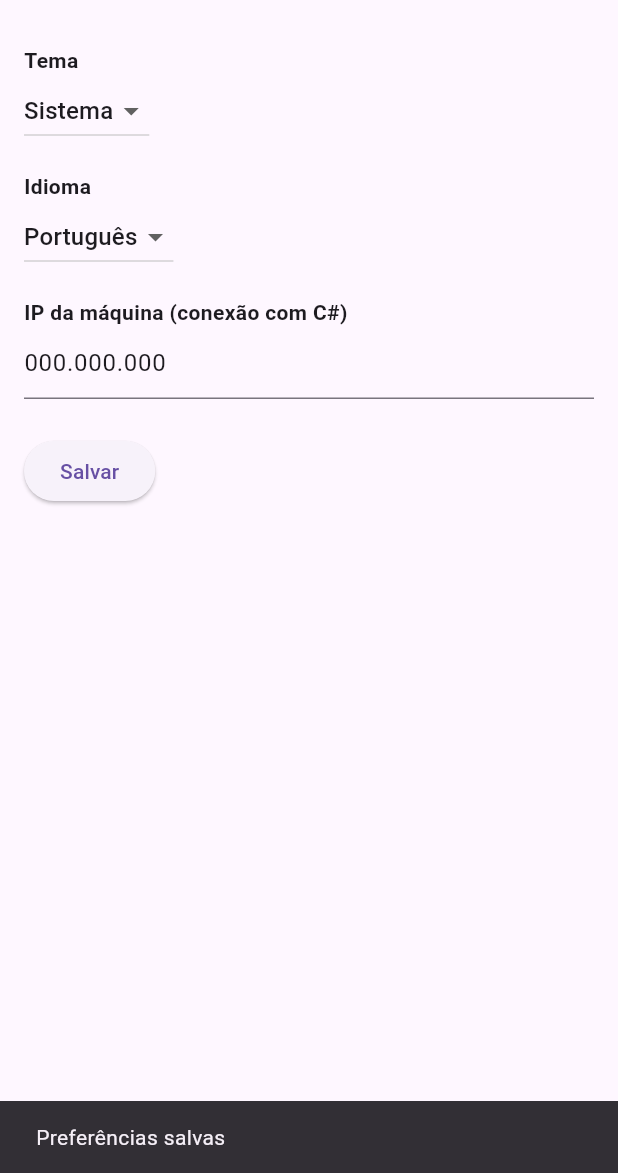
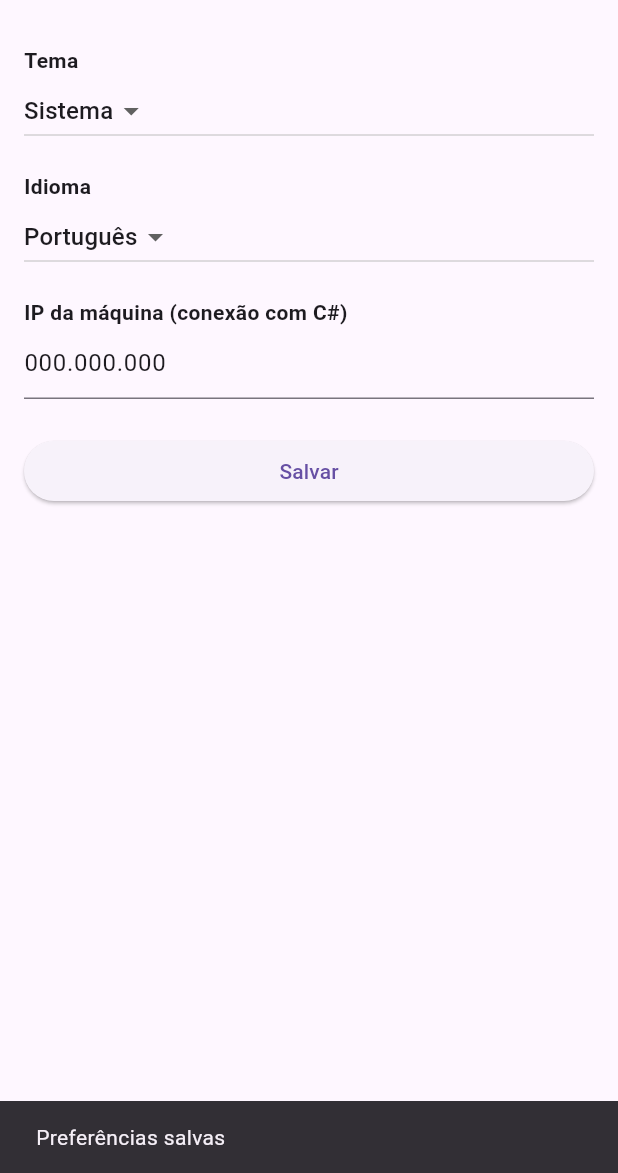
Before and after one commit to kawamotomarcela/TDL_Lembretes, a Flutter app: the SettingsPage screen opened by its route, after a tap on "Salvar", on a phone screen of 412 x 824 dp, the part 63-1236 px from its top. Run offline on Flutter 3.47's test engine with Material 3 defaults, Android fonts, the light colour scheme and no system bars; our stand-ins replace fl_chart, flutter_multi_formatter, google_fonts, shared_preferences, sqflite, table_calendar; accounts and stored records are empty.

Commit message:
Adiciona suporte a múltiplos idiomas (pt/en) e ajustes em configurações

```diff
--- a/Frontend/lib/main.dart
+++ b/Frontend/lib/main.dart
@@ -2,15 +2,23 @@ import 'package:flutter/material.dart';
 import 'package:flutter_localizations/flutter_localizations.dart';
 import 'package:intl/date_symbol_data_local.dart';
 import 'package:provider/provider.dart';
+import 'package:shared_preferences/shared_preferences.dart';
 
+import 'generated/l10n.dart';
 import 'routes/app_routes.dart';
 import 'providers/task_provider.dart';
 import 'providers/usuario_provider.dart';
 import 'providers/theme_provider.dart';
+import 'providers/locale_provider.dart';
 
 void main() async {
   WidgetsFlutterBinding.ensureInitialized();
   await initializeDateFormatting('pt_BR', null);
+
+  // Carregar idioma salvo
+  final prefs = await SharedPreferences.getInstance();
+  final langCode = prefs.getString('language') ?? 'pt';
+  final initialLocale = langCode == 'pt' ? const Locale('pt', 'BR') : Locale(langCode);
 
   runApp(
     MultiProvider(
@@ -18,6 +26,7 @@ void main() async {
         ChangeNotifierProvider(create: (_) => ThemeProvider()),
         ChangeNotifierProvider(create: (_) => TaskProvider()),
         ChangeNotifierProvider(create: (_) => UsuarioProvider()),
+        ChangeNotifierProvider(create: (_) => LocaleProvider(initialLocale)),
       ],
       child: const MyApp(),
     ),
@@ -30,6 +39,7 @@ class MyApp extends StatelessWidget {
   @override
   Widget build(BuildContext context) {
     final themeProvider = Provider.of<ThemeProvider>(context);
+    final localeProvider = Provider.of<LocaleProvider>(context);
 
     return MaterialApp(
       title: 'TDL Lembretes',
@@ -37,18 +47,16 @@ class MyApp extends StatelessWidget {
       theme: ThemeData.light(),
       darkTheme: ThemeData.dark(),
       themeMode: themeProvider.themeMode,
-      initialRoute: AppRoutes.login,
-      routes: AppRoutes.routes,
-      locale: const Locale('pt', 'BR'),
-      supportedLocales: const [
-        Locale('pt', 'BR'),
-        Locale('en', 'US'),
-      ],
+      locale: localeProvider.locale,
       localizationsDelegates: const [
+        S.delegate,
         GlobalMaterialLocalizations.delegate,
         GlobalWidgetsLocalizations.delegate,
         GlobalCupertinoLocalizations.delegate,
       ],
+      supportedLocales: S.delegate.supportedLocales,
+      initialRoute: AppRoutes.login,
+      routes: AppRoutes.routes,
     );
   }
 }
--- a/Frontend/lib/pages/profile/profile_page.dart
+++ b/Frontend/lib/pages/profile/profile_page.dart
@@ -47,7 +47,7 @@ class _ProfilePageState extends State<ProfilePage> {
     final isNetwork = _imageUrl.startsWith('http');
 
     return Scaffold(
-      backgroundColor: const Color(0xFFF8F3FD),
+      backgroundColor: Theme.of(context).scaffoldBackgroundColor,
       body: SingleChildScrollView(
         padding: const EdgeInsets.symmetric(horizontal: 24, vertical: 32),
         child: Column(
--- a/Frontend/lib/pages/settings/settings_page.dart
+++ b/Frontend/lib/pages/settings/settings_page.dart
@@ -1,7 +1,10 @@
 import 'package:flutter/material.dart';
+import 'package:provider/provider.dart';
+import 'package:grupotdl/generated/l10n.dart';
+
 import '../../services/preference_service.dart';
-import 'package:provider/provider.dart';
 import '../../providers/theme_provider.dart';
+import '../../providers/locale_provider.dart';
 
 class SettingsPage extends StatefulWidget {
   const SettingsPage({super.key});
@@ -12,6 +15,7 @@ class SettingsPage extends StatefulWidget {
 
 class _SettingsPageState extends State<SettingsPage> {
   final _preferenceService = PreferenceService();
+
   String _theme = 'system';
   String _language = 'pt';
   String _ipAddress = '000.000.000'; //COLOCA IP AQUI
@@ -27,9 +31,8 @@ class _SettingsPageState extends State<SettingsPage> {
   Future<void> _loadPreferences() async {
     _theme = await _preferenceService.getThemeMode() ?? 'system';
     _language = await _preferenceService.getLanguage() ?? 'pt';
-    _ipAddress =
-        await _preferenceService.getIpAddress() ??
-        '000.000.000'; //COLOCA IP AQUI
+    _ipAddress = await _preferenceService.getIpAddress() ?? '000.000.000'; //COLOCA IP AQUI
+
     _ipController.text = _ipAddress;
     setState(() {});
   }
@@ -40,59 +43,58 @@ class _SettingsPageState extends State<SettingsPage> {
     _preferenceService.setIpAddress(_ipController.text);
 
     Provider.of<ThemeProvider>(context, listen: false).setTheme(_theme);
+    Provider.of<LocaleProvider>(context, listen: false).setLocale(_language);
 
-    ScaffoldMessenger.of(
-      context,
-    ).showSnackBar(const SnackBar(content: Text('Preferências salvas')));
+    ScaffoldMessenger.of(context).showSnackBar(
+      SnackBar(content: Text(S.of(context).preferencesSaved)),
+    );
   }
 
   @override
   Widget build(BuildContext context) {
+    final local = S.of(context);
+
     return Scaffold(
-      appBar: AppBar(title: const Text('Configurações')),
+      appBar: AppBar(title: Text(local.settings)),
       body: Padding(
         padding: const EdgeInsets.all(16),
-        child: Column(
-          crossAxisAlignment: CrossAxisAlignment.start,
+        child: ListView(
           children: [
-            const Text('Tema', style: TextStyle(fontWeight: FontWeight.bold)),
+            Text(local.theme, style: const TextStyle(fontWeight: FontWeight.bold)),
             DropdownButton<String>(
               value: _theme,
               onChanged: (value) {
                 setState(() => _theme = value!);
               },
-              items: const [
-                DropdownMenuItem(value: 'light', child: Text('Claro')),
-                DropdownMenuItem(value: 'dark', child: Text('Escuro')),
-                DropdownMenuItem(value: 'system', child: Text('Sistema')),
+              items: [
+                DropdownMenuItem(value: 'light', child: Text(local.light)),
+                DropdownMenuItem(value: 'dark', child: Text(local.dark)),
+                DropdownMenuItem(value: 'system', child: Text(local.system)),
               ],
             ),
             const SizedBox(height: 16),
-            const Text('Idioma', style: TextStyle(fontWeight: FontWeight.bold)),
+            Text(local.language, style: const TextStyle(fontWeight: FontWeight.bold)),
             DropdownButton<String>(
               value: _language,
               onChanged: (value) {
                 setState(() => _language = value!);
               },
-              items: const [
-                DropdownMenuItem(value: 'pt', child: Text('Português')),
-                DropdownMenuItem(value: 'en', child: Text('Inglês')),
+              items: [
+                DropdownMenuItem(value: 'pt', child: Text(local.portuguese)),
+                DropdownMenuItem(value: 'en', child: Text(local.english)),
               ],
             ),
             const SizedBox(height: 16),
-            const Text(
-              'IP da máquina (conexão com C#)',
-              style: TextStyle(fontWeight: FontWeight.bold),
-            ),
+            Text(local.ipAddress, style: const TextStyle(fontWeight: FontWeight.bold)),
             TextField(
               controller: _ipController,
-              decoration: const InputDecoration(hintText: 'Ex: 192.168.0.1'),
+              decoration: InputDecoration(hintText: local.exampleIp),
               keyboardType: TextInputType.number,
             ),
             const SizedBox(height: 24),
             ElevatedButton(
               onPressed: _savePreferences,
-              child: const Text('Salvar'),
+              child: Text(local.save),
             ),
           ],
         ),
--- /dev/null
+++ b/Frontend/lib/providers/locale_provider.dart
@@ -0,0 +1,19 @@
+import 'package:flutter/material.dart';
+import 'package:shared_preferences/shared_preferences.dart';
+
+class LocaleProvider extends ChangeNotifier {
+  late Locale _locale;
+
+  Locale get locale => _locale;
+
+  LocaleProvider(Locale initialLocale) {
+    _locale = initialLocale;
+  }
+
+  Future<void> setLocale(String code) async {
+    final prefs = await SharedPreferences.getInstance();
+    await prefs.setString('language', code);
+    _locale = code == 'pt' ? const Locale('pt', 'BR') : Locale(code);
+    notifyListeners();
+  }
+}
```
Also changed, not shown: Frontend/lib/l10n/intl_en.arb (added, +31 -0 lines), Frontend/lib/l10n/intl_pt.arb (added, +30 -0 lines), Frontend/lib/pages/main_page.dart (+29 -41 lines), Frontend/pubspec.yaml (+16 -9 lines), Frontend/lib/generated/intl/messages_all.dart (added), Frontend/lib/generated/intl/messages_en.dart (added), Frontend/lib/generated/intl/messages_pt.dart (added), Frontend/lib/generated/l10n.dart (added), Frontend/pubspec.lock, 1 other file.
